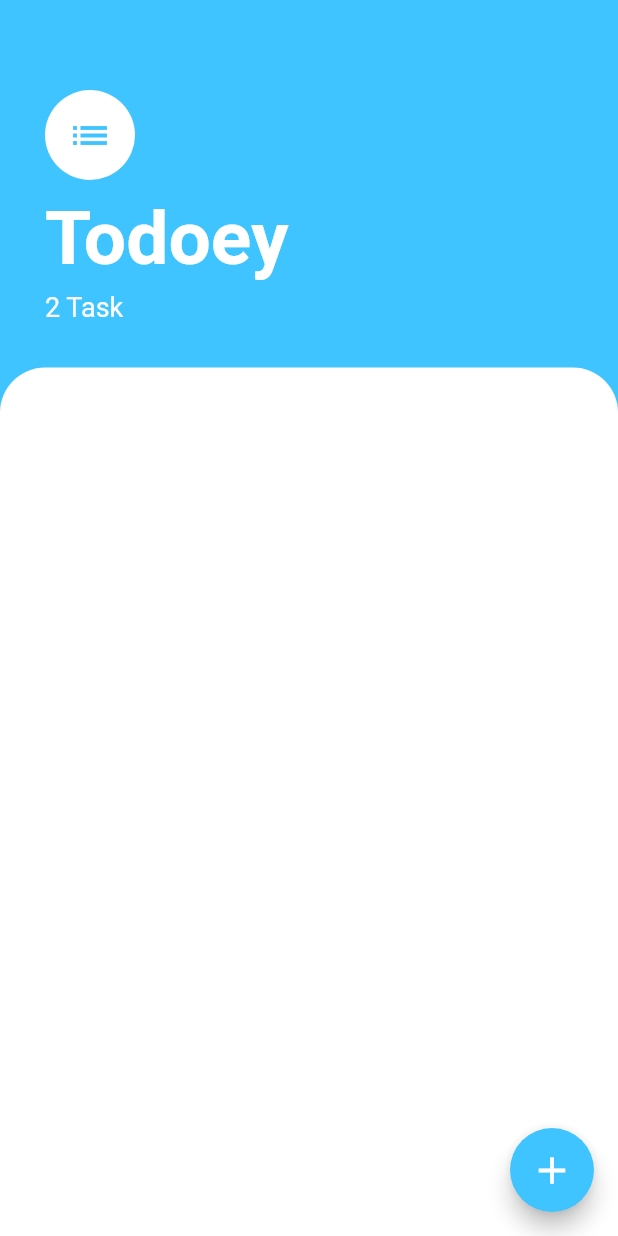
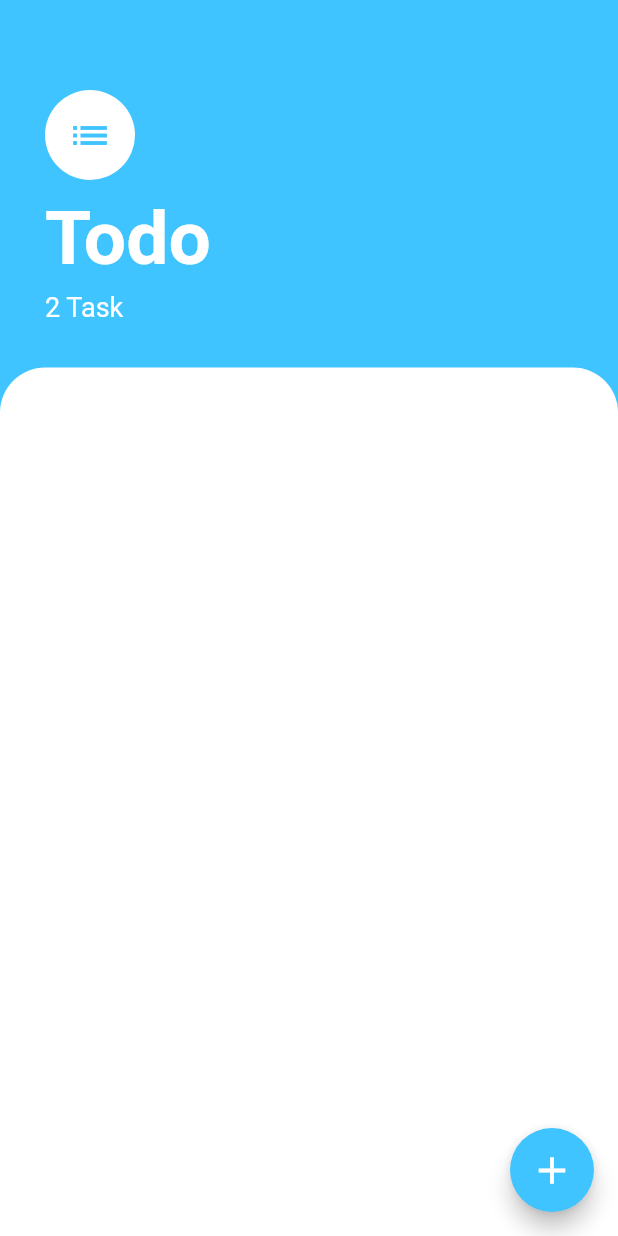
Before and after one commit to abdGhost/todoey_app, a Flutter app: the screen it shows after launch, on a phone screen of 412 x 824 dp. Run offline on Flutter 3.47's test engine with Material 2 defaults, Android fonts, the phone set to English and light mode, and no system bars.

Commit message:
UI changed for Todo Screen

```diff
--- a/lib/screens/tasks_screen.dart
+++ b/lib/screens/tasks_screen.dart
@@ -33,7 +33,7 @@ class TasksScreen extends StatelessWidget {
                   height: 10,
                 ),
                 Text(
-                  'Todoey',
+                  'Todo',
                   style: TextStyle(
                     fontSize: 50,
                     color: Colors.white,
```
